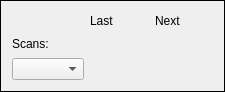
Old version of the form cct/qtgui2/main/indicators/lastfsn.ui in the repository awacha/cct.
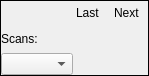
New version of the form.

What changed in the file:
```diff
--- a/cct/qtgui2/main/indicators/lastfsn.ui
+++ b/cct/qtgui2/main/indicators/lastfsn.ui
@@ -6,8 +6,8 @@
    <rect>
     <x>0</x>
     <y>0</y>
-    <width>225</width>
-    <height>92</height>
+    <width>149</width>
+    <height>76</height>
    </rect>
   </property>
   <property name="windowTitle">
@@ -17,6 +17,21 @@
    <enum>QFrame::Panel</enum>
   </property>
   <layout class="QGridLayout" name="gridLayout">
+   <property name="leftMargin">
+    <number>0</number>
+   </property>
+   <property name="topMargin">
+    <number>0</number>
+   </property>
+   <property name="rightMargin">
+    <number>0</number>
+   </property>
+   <property name="bottomMargin">
+    <number>0</number>
+   </property>
+   <property name="spacing">
+    <number>3</number>
+   </property>
    <item row="3" column="1">
     <widget class="QLabel" name="lastFSNLabel">
      <property name="text">
```
